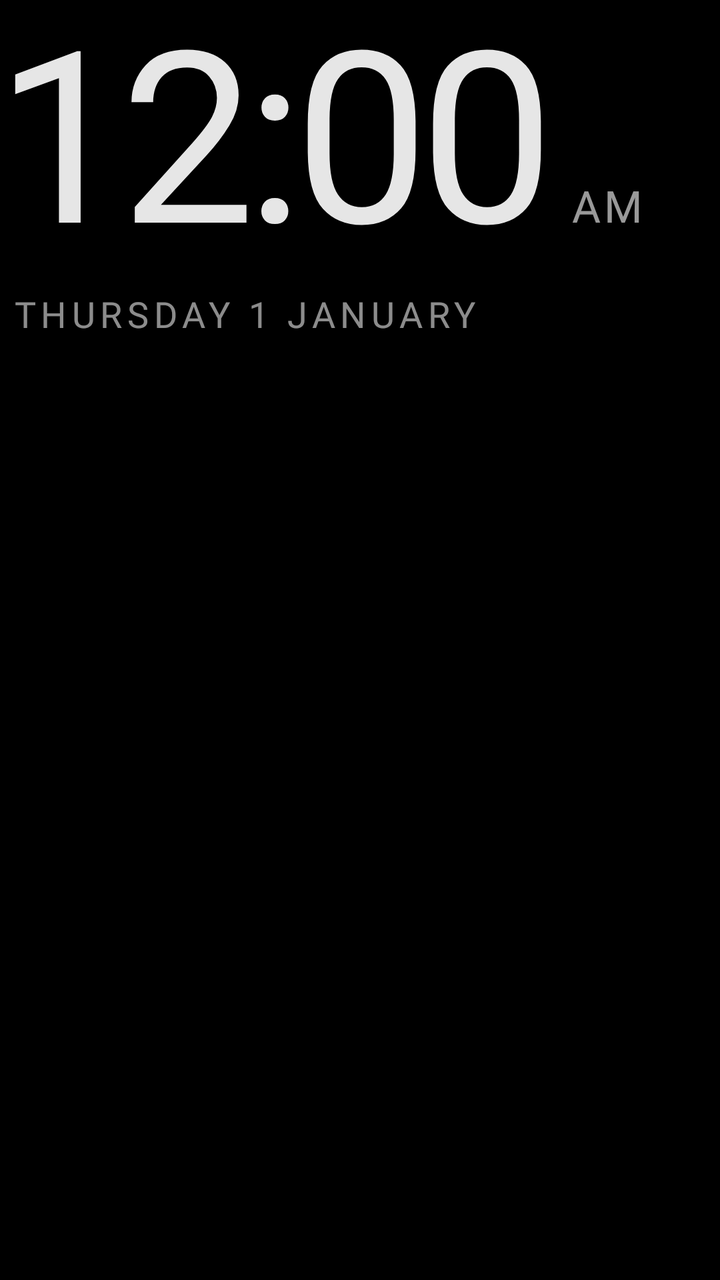
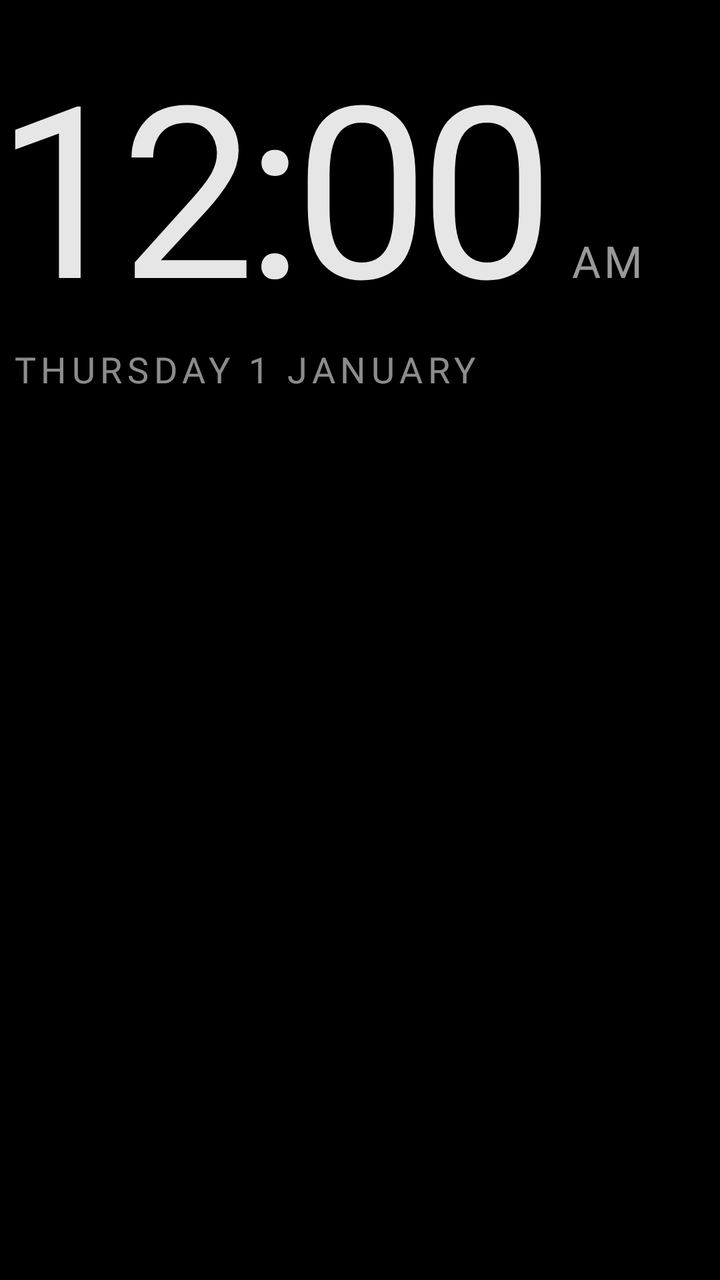

The first picture is an Android layout as it rendered before a commit; the second is the same layout after the commit. The layout source and the unified diff follow.
<!-- AndroidManifest.xml: application theme Theme.TvHome -->
<!-- res/layout/dream_clock.xml -->
<?xml version="1.0" encoding="utf-8"?>
<FrameLayout xmlns:android="http://schemas.android.com/apk/res/android"
    android:layout_width="match_parent"
    android:layout_height="match_parent"
    android:background="#FF000000">

    <View
        android:id="@+id/dreamAmbient"
        android:layout_width="match_parent"
        android:layout_height="match_parent" />

    <LinearLayout
        android:id="@+id/dreamContent"
        android:layout_width="wrap_content"
        android:layout_height="wrap_content"
        android:orientation="vertical">

        <LinearLayout
            android:layout_width="wrap_content"
            android:layout_height="wrap_content"
            android:orientation="horizontal"
            android:baselineAligned="true">

            <TextClock
                android:layout_width="wrap_content"
                android:layout_height="wrap_content"
                android:format12Hour="h:mm"
                android:format24Hour="HH:mm"
                android:textColor="#E6FFFFFF"
                android:textSize="120sp"
                android:fontFamily="@font/outfit"
                android:fontVariationSettings="'wght' 200"
                android:letterSpacing="-0.04"
                android:includeFontPadding="false" />

            <TextClock
                android:layout_width="wrap_content"
                android:layout_height="wrap_content"
                android:layout_marginStart="10dp"
                android:format12Hour="a"
                android:format24Hour=""
                android:textColor="#99FFFFFF"
                android:textSize="22sp"
                android:fontFamily="@font/outfit"
                android:fontVariationSettings="'wght' 500"
                android:letterSpacing="0.08"
                android:textAllCaps="true" />
        </LinearLayout>

        <TextClock
            android:layout_width="wrap_content"
            android:layout_height="wrap_content"
            android:layout_marginStart="6dp"
            android:layout_marginTop="4dp"
            android:format12Hour="@string/date_format"
            android:format24Hour="@string/date_format"
            android:textColor="#8CFFFFFF"
            android:textSize="18sp"
            android:fontFamily="@font/outfit"
            android:fontVariationSettings="'wght' 400"
            android:letterSpacing="0.14"
            android:textAllCaps="true" />
    </LinearLayout>
</FrameLayout>
<!-- resources referenced by this layout -->
<resources>
  <string name="date_format">EEEE  d MMMM</string>
  <style name="Theme.TvHome" parent="android:Theme.Material.NoActionBar.Fullscreen">
          <item name="android:windowBackground">@android:color/black</item>
          <item name="android:colorBackground">@android:color/black</item>
          <item name="android:windowAnimationStyle">@null</item>
      </style>
</resources>

<!-- the commit's change to res/layout/dream_clock.xml (unified diff, before → after) -->
@@ -9,11 +9,30 @@
         android:layout_width="match_parent"
         android:layout_height="match_parent" />
 
+    <View
+        android:id="@+id/dreamAmbient2"
+        android:layout_width="match_parent"
+        android:layout_height="match_parent" />
+
     <LinearLayout
         android:id="@+id/dreamContent"
         android:layout_width="wrap_content"
         android:layout_height="wrap_content"
         android:orientation="vertical">
+
+        <TextView
+            android:id="@+id/dreamGreeting"
+            android:layout_width="wrap_content"
+            android:layout_height="wrap_content"
+            android:layout_marginStart="6dp"
+            android:layout_marginBottom="10dp"
+            android:textColor="#59FFFFFF"
+            android:textSize="15sp"
+            android:fontFamily="@font/outfit"
+            android:fontVariationSettings="'wght' 400"
+            android:letterSpacing="0.22"
+            android:textAllCaps="true"
+            android:includeFontPadding="false" />
 
         <LinearLayout
             android:layout_width="wrap_content"
